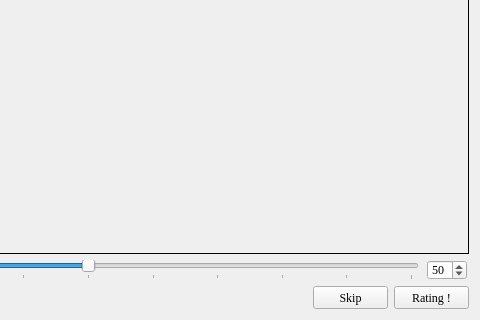
This is StreetViewRatingApp/StreetViewRatingApp.ui in zhangan15/CUG_GIS_YAO_x64 as Qt 5 draws it before an edit; both pictures show x 299 to 779 and y 174 to 494 of the 779 by 494 pixel window. The edited form follows.
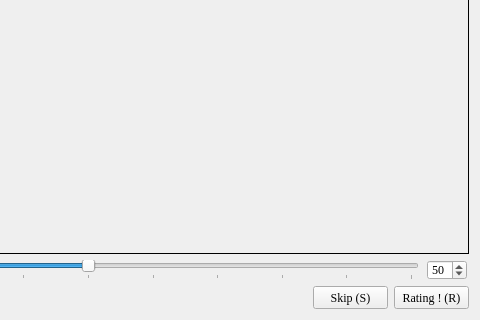
This is the edited form.

Commit message: update street view rating app

Patch:
```diff
--- a/StreetViewRatingApp/StreetViewRatingApp.ui
+++ b/StreetViewRatingApp/StreetViewRatingApp.ui
@@ -282,7 +282,7 @@
         </font>
        </property>
        <property name="text">
-        <string>Skip</string>
+        <string>Skip (S)</string>
        </property>
       </widget>
      </item>
@@ -308,7 +308,7 @@
         </font>
        </property>
        <property name="text">
-        <string>Rating !</string>
+        <string>Rating ! (R)</string>
        </property>
       </widget>
      </item>
```
The commit also changes 2 other files.
